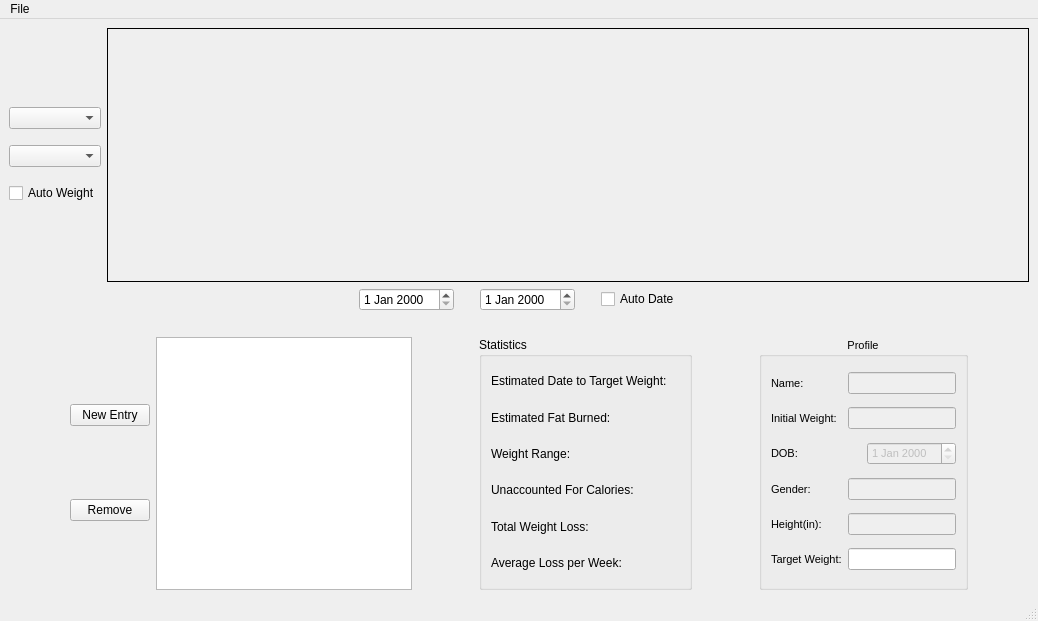
Qt form mainwindow.ui (madmaps/HealthCalc) before a commit.
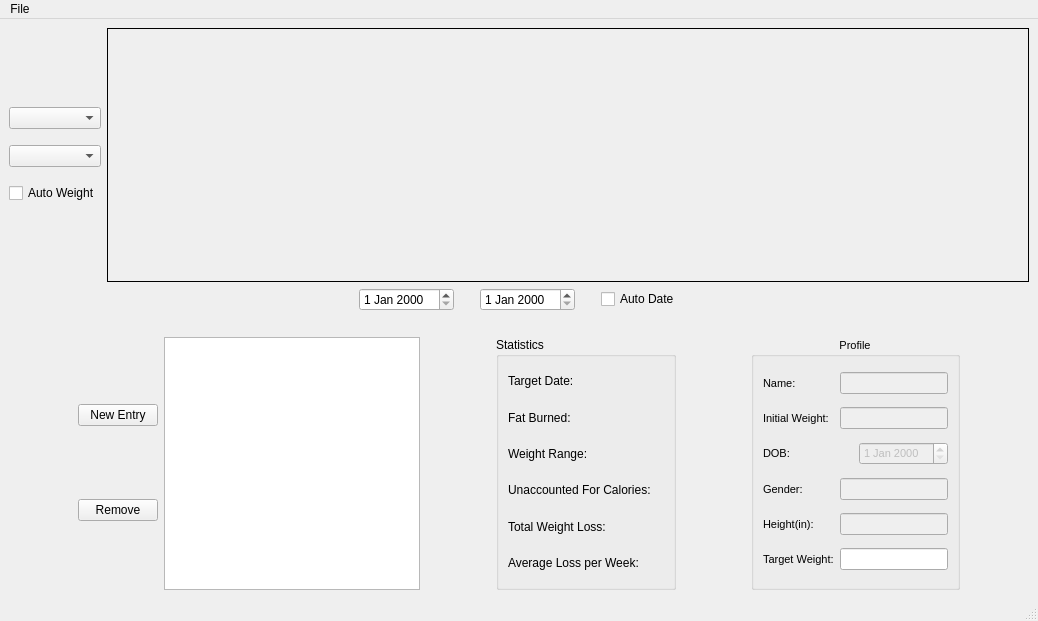
The same form after that commit. Custom widgets are drawn as their Qt base class.

Diff of the .ui file:
```diff
--- a/mainwindow.ui
+++ b/mainwindow.ui
@@ -274,7 +274,7 @@
            <item>
             <widget class="QLabel" name="label_4">
              <property name="text">
-              <string>Estimated Date to Target Weight:</string>
+              <string>Target Date:</string>
              </property>
             </widget>
            </item>
@@ -292,7 +292,7 @@
            <item>
             <widget class="QLabel" name="label_6">
              <property name="text">
-              <string>Estimated Fat Burned:</string>
+              <string>Fat Burned:</string>
              </property>
             </widget>
            </item>
```
